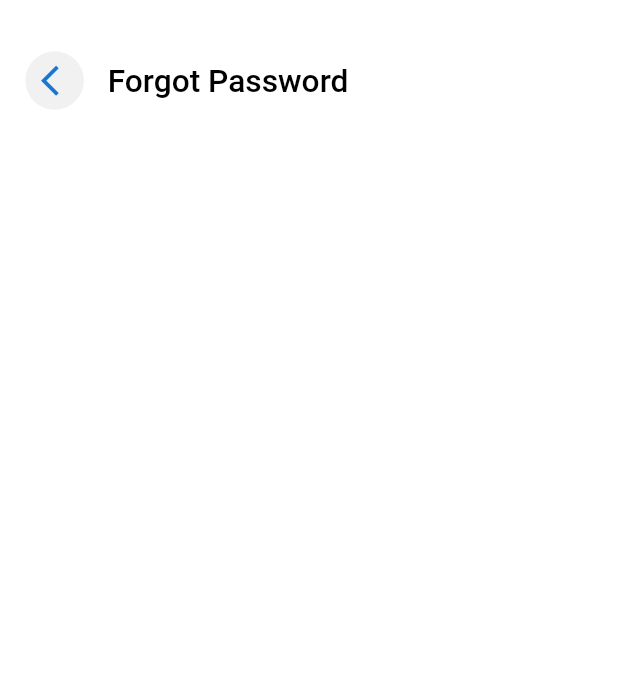
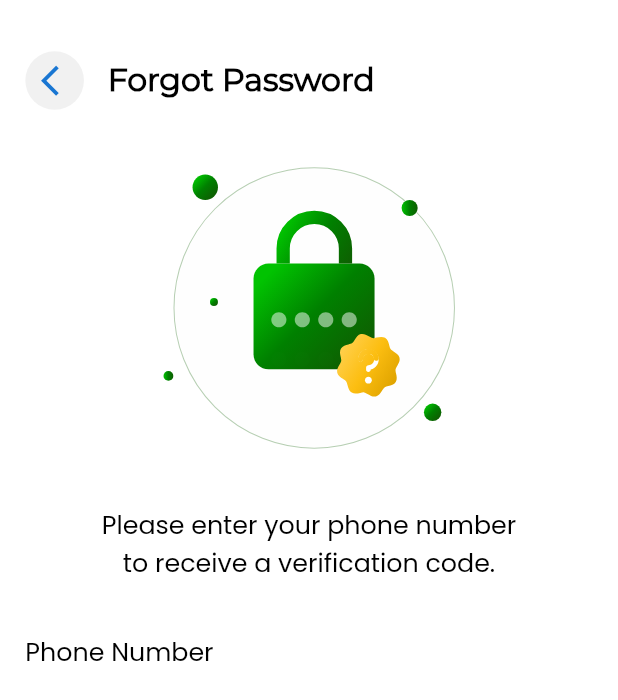
Before and after one commit to kishan06/FarmFeeders, a Flutter app: the screen it shows after launch, on a phone screen of 412 x 824 dp. Shown: the top 700 px of the screen. Run offline on Flutter 3.47's test engine with Material 2 defaults, Android fonts, the phone set to English and light mode, and no system bars; our stand-ins replace dio, flutter_screenutil, flutter_svg, get, lottie, shared_preferences.

Commit message:
for textfield

```diff
--- /dev/null
+++ b/lib/Utils/sized_box.dart
@@ -0,0 +1,13 @@
+import 'package:flutter/material.dart';
+
+Widget sizedBoxHeight(double? height){
+  return SizedBox(
+    height: height,
+  );
+}
+
+Widget sizedBoxWidth(double? width){
+  return SizedBox(
+    width: width,
+  );
+}
--- /dev/null
+++ b/lib/Utils/texts.dart
@@ -0,0 +1,25 @@
+import 'package:farmfeeders/Utils/colors.dart';
+import 'package:flutter/material.dart';
+import 'package:flutter_screenutil/flutter_screenutil.dart';
+
+Widget textBlack20W7000Mon(String text){
+  return Text(text,
+    style: TextStyle(
+      fontSize: 20.sp,
+      color: AppColors.black,
+      fontWeight: FontWeight.w700,
+      fontFamily: "Montserrat"
+    ),
+  );
+}
+
+Widget textBlack16W5000(String text){
+  return Text(text,
+    textAlign: TextAlign.center,
+    style: TextStyle(
+      fontSize: 16.sp,
+      color: AppColors.black,
+      fontWeight: FontWeight.w500
+    ),
+  );
+}
--- a/lib/main.dart
+++ b/lib/main.dart
@@ -19,8 +19,11 @@ class MyApp extends StatelessWidget {
       designSize: const Size(390, 844),
       builder: (context,child){
         return GetMaterialApp(
+
+          debugShowCheckedModeBanner: false,
           title: 'Flutter Demo',
           theme: ThemeData(
+            fontFamily: "Poppins",
             scaffoldBackgroundColor: AppColors.white,
             primarySwatch: Colors.blue,
           ),
--- a/lib/view/forgot_password.dart
+++ b/lib/view/forgot_password.dart
@@ -1,7 +1,10 @@
 
 import 'package:farmfeeders/Utils/colors.dart';
+import 'package:farmfeeders/Utils/sized_box.dart';
+import 'package:farmfeeders/Utils/texts.dart';
 import 'package:flutter/material.dart';
 import 'package:flutter_screenutil/flutter_screenutil.dart';
+import 'package:lottie/lottie.dart';
 
 class ForgotPassword extends StatefulWidget {
   const ForgotPassword({super.key});
@@ -18,6 +21,7 @@ class _ForgotPasswordState extends State<ForgotPassword> {
         child: Padding(
           padding: EdgeInsets.fromLTRB(16.w,35.h,16.w,0),
           child: Column(
+            // crossAxisAlignment: CrossAxisAlignment.start,
             children: [
               Row(
                 children: [
@@ -38,15 +42,32 @@ class _ForgotPasswordState extends State<ForgotPassword> {
                     width: 15.w,
                   ),
 
-                  Text("Forgot Password",
-                    style: TextStyle(
-                      fontSize: 20.sp,
-                      color: AppColors.black,
-                      fontWeight: FontWeight.w500
-                    ),
-                  )
+                  textBlack20W7000Mon("Forgot Password")
+
                 ],
               ),
+
+              Lottie.asset("assets/lotties/forgotPassword.json",
+                width: 250.w,
+                height: 250.w
+              ),
+
+              SizedBox(
+                width: 270.w,
+                child: textBlack16W5000("Please enter your phone number to receive a verification code."),
+              ),
+
+              sizedBoxHeight(35.h),
+
+              Align(
+                alignment: Alignment.centerLeft,
+                child: textBlack16W5000("Phone Number")
+              )
+
+
+
+
+
 
             ],
           ),
```
Also changed, not shown: assets/lotties/forgotPassword.json (added, +1 -0 lines), pubspec.yaml (+10 -9 lines), fonts/Montserrat-Regular.ttf (added), fonts/Poppins-Regular.ttf (added).
